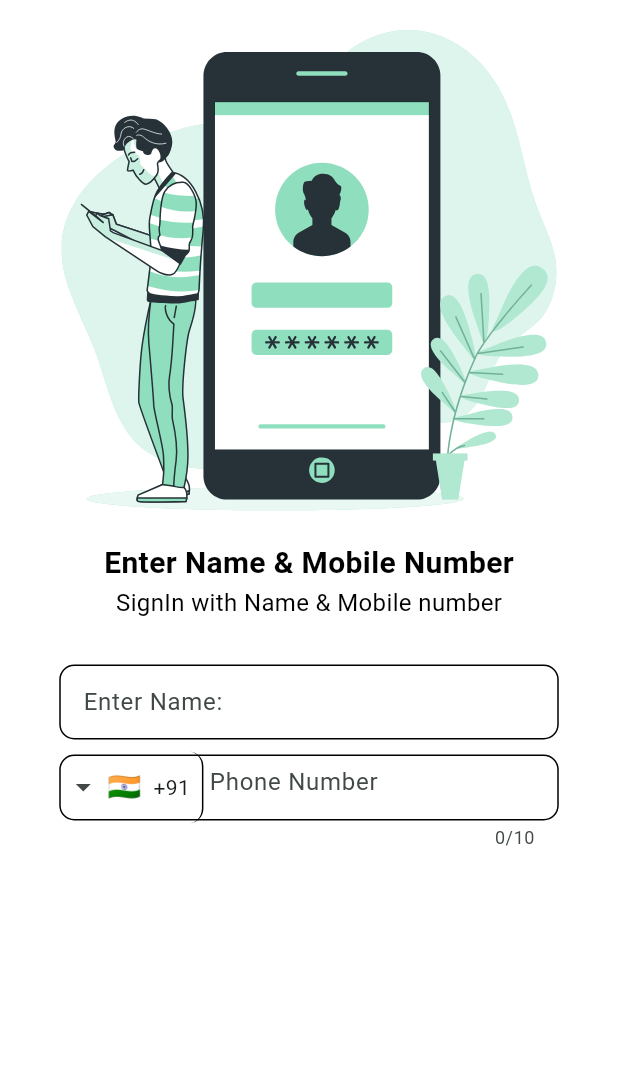
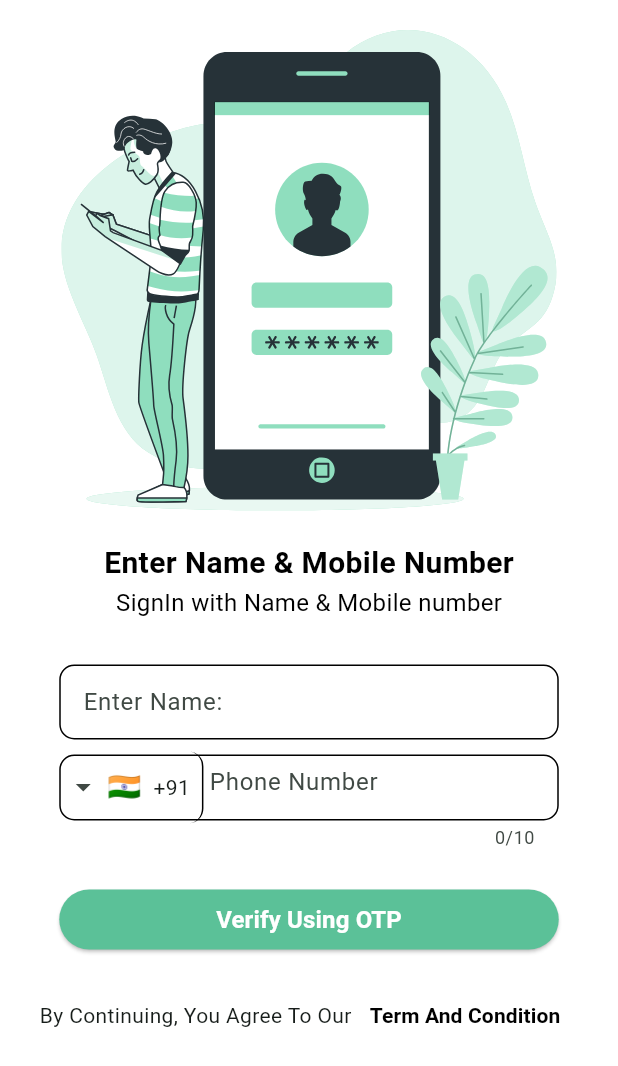
Before and after one commit to mohitnaliyadara/ScrapSnap, a Flutter app: the screen it shows after launch, on a phone screen of 412 x 824 dp. Shown: the top 1066 px of the screen. Run offline on Flutter 3.47's test engine with Material 3 defaults, Android fonts, the phone set to English and light mode, and no system bars; drawn by our look-alikes of intl_phone_field; our stand-ins replace flutter_svg, get, google_fonts, shared_preferences.

Commit message:
sign in mobile screen conplete

```diff
--- a/lib/custome_widgets/custom_text_button.dart
+++ b/lib/custome_widgets/custom_text_button.dart
@@ -6,11 +6,12 @@ Widget customTextButton({
   required String text,
   required void Function() onPress,
   double? width = 20,
+  Color? backColor,
   double? height = 30,
 }) {
   return Container(
     decoration: BoxDecoration(
-      color: AppColors.primaryColor,
+      color: backColor ?? AppColors.primaryColor,
       borderRadius: BorderRadius.circular(100),
     ),
     child: TextButton(
--- a/lib/custome_widgets/phone_filed.dart
+++ b/lib/custome_widgets/phone_filed.dart
@@ -12,13 +12,14 @@ Widget phoneTextField() => Container(
       keyboardType: TextInputType.phone,
       inputFormatters: [
         FilteringTextInputFormatter.digitsOnly,
-        LengthLimitingTextInputFormatter(10),
+
       ],
+      dropdownIconPosition: IconPosition.leading,
+      keyboardAppearance: Brightness.light,
       dropdownDecoration: BoxDecoration(
-        borderRadius: BorderRadius.circular(10),
-        border: BoxBorder.fromLTRB(
-          right: BorderSide(color: AppColors.blackColor),
-        ),
+        color: Colors.transparent,
+        border: BoxBorder.fromLTRB(right: BorderSide(color: AppColors.blackColor,)),
+        borderRadius: BorderRadius.horizontal(right: Radius.circular(10))
       ),
       decoration: InputDecoration(
         hintText: 'Phone Number',
--- a/lib/screens/sign_in_screens/signin_mobile_screen.dart
+++ b/lib/screens/sign_in_screens/signin_mobile_screen.dart
@@ -1,7 +1,8 @@
-
 import 'package:flutter/material.dart';
 
 import 'package:flutter_svg/flutter_svg.dart';
+import 'package:scapsnap/custome_widgets/custom_button.dart';
+import 'package:scapsnap/custome_widgets/custom_text_button.dart';
 import 'package:scapsnap/custome_widgets/custom_text_field.dart';
 import 'package:scapsnap/custome_widgets/phone_filed.dart';
 import 'package:scapsnap/utils/app_colors.dart';
@@ -41,6 +42,25 @@ class _SigninMobileScreenState extends State<SigninMobileScreen> {
               topMargin: 30,
             ),
             phoneTextField(),
+
+            customButton(
+              text: "Verify Using OTP",
+              onPress: () {},
+              backcolor: AppColors.primaryColor,
+              width: 333,
+              height: 40,
+              topmargin: 30,
+              textstyle: AppTextStyle.semiBold16(color: AppColors.whiteColor),
+            ),
+            SizedBox(height: 20,),
+            Row(
+              mainAxisAlignment: MainAxisAlignment.center,
+              children: [
+                Text("By Continuing, You Agree To Our"),
+
+            customTextButton(text: "Term And Condition", onPress: (){},height: 30,backColor: AppColors.whiteColor),
+              ],
+            ),
           ],
         ),
       ),
```
